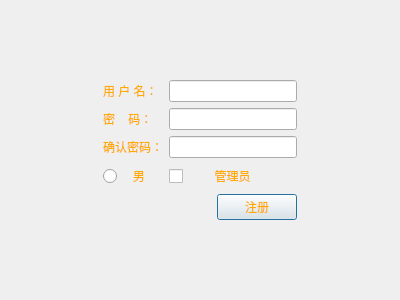
This is play/LoveDiary/registdialog.ui in Maxwrt/Program as Qt 5 draws it before an edit. The edited form follows.
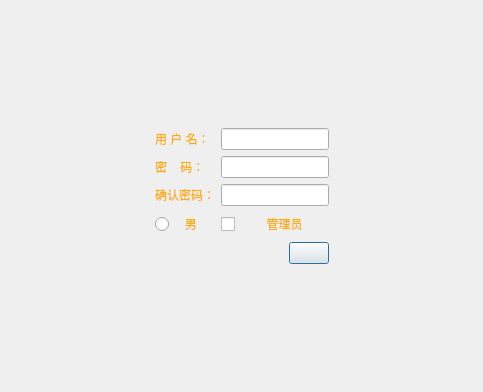
This is the edited form. Icons and pictures are not drawn.

The edit to the form file:
```diff
--- a/play/LoveDiary/registdialog.ui
+++ b/play/LoveDiary/registdialog.ui
@@ -6,8 +6,8 @@
    <rect>
     <x>0</x>
     <y>0</y>
-    <width>400</width>
-    <height>300</height>
+    <width>483</width>
+    <height>392</height>
    </rect>
   </property>
   <property name="windowTitle">
@@ -116,12 +116,21 @@
      </item>
      <item row="4" column="2">
       <widget class="QPushButton" name="pushButtonOk">
+       <property name="sizePolicy">
+        <sizepolicy hsizetype="Fixed" vsizetype="Preferred">
+         <horstretch>0</horstretch>
+         <verstretch>0</verstretch>
+        </sizepolicy>
+       </property>
+       <property name="toolTip">
+        <string>&lt;html&gt;&lt;head/&gt;&lt;body&gt;&lt;p&gt;&lt;span style=&quot; color:#ffaa00;&quot;&gt;注册&lt;/span&gt;&lt;/p&gt;&lt;/body&gt;&lt;/html&gt;</string>
+       </property>
        <property name="styleSheet">
         <string notr="true">color:rgb(255, 170, 0);
 </string>
        </property>
        <property name="text">
-        <string>注册</string>
+        <string/>
        </property>
       </widget>
      </item>
```
Left out of the diff: 58 changed lines with no effect on the pictures.
